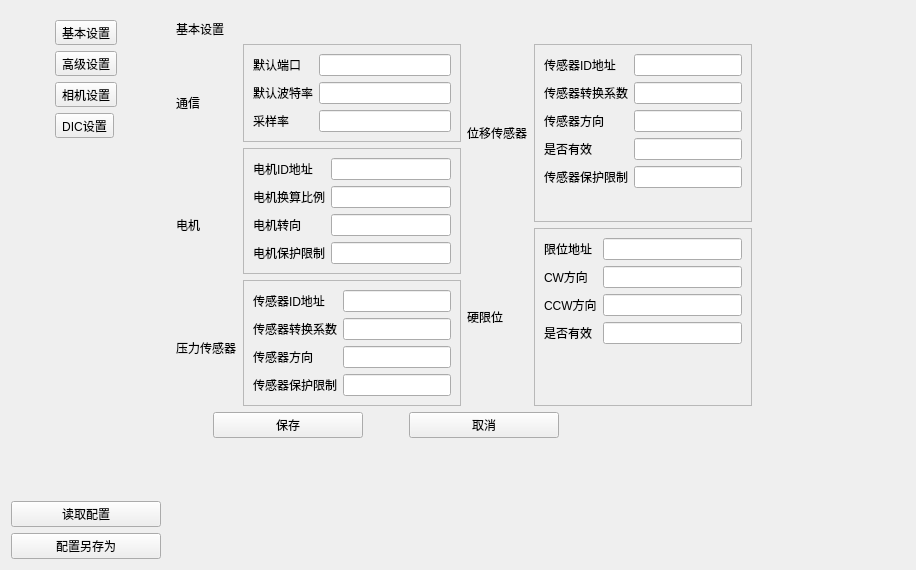
Mr-tang0/MINIMTS, file MainUI/systemwidget.ui: the form before one commit.
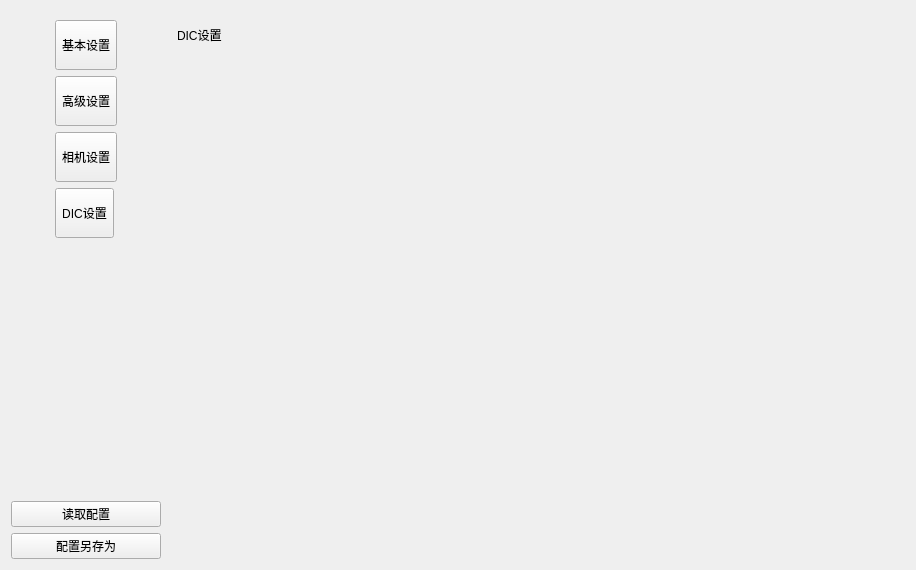
The form after the commit.

```diff
--- a/MainUI/systemwidget.ui
+++ b/MainUI/systemwidget.ui
@@ -17,57 +17,101 @@
    <item row="0" column="0">
     <layout class="QHBoxLayout" name="horizontalLayout">
      <item>
-      <layout class="QVBoxLayout" name="verticalLayout_7">
+      <layout class="QVBoxLayout" name="verticalLayout_7" stretch="1,0">
        <item>
-        <layout class="QVBoxLayout" name="verticalLayout">
-         <item>
-          <widget class="QWidget" name="menuWidget" native="true">
-           <layout class="QGridLayout" name="gridLayout">
-            <item row="1" column="0">
-             <widget class="QToolButton" name="advanceSetup">
-              <property name="text">
-               <string>高级设置</string>
-              </property>
-             </widget>
-            </item>
-            <item row="0" column="0">
-             <widget class="QToolButton" name="normalSet">
-              <property name="text">
-               <string>基本设置</string>
-              </property>
-             </widget>
-            </item>
-            <item row="2" column="0">
-             <widget class="QToolButton" name="advanceSetup_2">
-              <property name="text">
-               <string>相机设置</string>
-              </property>
-             </widget>
-            </item>
-            <item row="4" column="0">
-             <spacer name="verticalSpacer_3">
-              <property name="orientation">
-               <enum>Qt::Vertical</enum>
-              </property>
-              <property name="sizeHint" stdset="0">
-               <size>
-                <width>20</width>
-                <height>455</height>
-               </size>
-              </property>
-             </spacer>
-            </item>
-            <item row="3" column="0">
-             <widget class="QToolButton" name="advanceSetup_3">
-              <property name="text">
-               <string>DIC设置</string>
-              </property>
-             </widget>
-            </item>
-           </layout>
-          </widget>
-         </item>
-        </layout>
+        <widget class="QWidget" name="menuWidget" native="true">
+         <layout class="QGridLayout" name="gridLayout">
+          <item row="0" column="0">
+           <widget class="QToolButton" name="normalSet">
+            <property name="sizePolicy">
+             <sizepolicy hsizetype="Fixed" vsizetype="Preferred">
+              <horstretch>0</horstretch>
+              <verstretch>0</verstretch>
+             </sizepolicy>
+            </property>
+            <property name="minimumSize">
+             <size>
+              <width>0</width>
+              <height>50</height>
+             </size>
+            </property>
+            <property name="text">
+             <string>基本设置</string>
+            </property>
+           </widget>
+          </item>
+          <item row="1" column="0">
+           <widget class="QToolButton" name="advanceSetup">
+            <property name="sizePolicy">
+             <sizepolicy hsizetype="Fixed" vsizetype="Preferred">
+              <horstretch>0</horstretch>
+              <verstretch>0</verstretch>
+             </sizepolicy>
+            </property>
+            <property name="minimumSize">
+             <size>
+              <width>0</width>
+              <height>50</height>
+             </size>
+            </property>
+            <property name="text">
+             <string>高级设置</string>
+            </property>
+           </widget>
+          </item>
+          <item row="3" column="0">
+           <widget class="QToolButton" name="DICSetup">
+            <property name="sizePolicy">
+             <sizepolicy hsizetype="Fixed" vsizetype="Preferred">
+              <horstretch>0</horstretch>
+              <verstretch>0</verstretch>
+             </sizepolicy>
+            </property>
+            <property name="minimumSize">
+             <size>
+              <width>0</width>
+              <height>50</height>
+             </size>
+            </property>
+            <property name="text">
+             <string>DIC设置</string>
+            </property>
+           </widget>
+          </item>
+          <item row="2" column="0">
+           <widget class="QToolButton" name="cameraSetup">
+            <property name="sizePolicy">
+             <sizepolicy hsizetype="Fixed" vsizetype="Preferred">
+              <horstretch>0</horstretch>
+              <verstretch>0</verstretch>
+             </sizepolicy>
+            </property>
+            <property name="minimumSize">
+             <size>
+              <width>0</width>
+              <height>50</height>
+             </size>
+            </property>
+            <property name="text">
+             <string>相机设置</string>
+            </property>
+           </widget>
+          </item>
+          <item row="4" column="0">
+           <spacer name="verticalSpacer_3">
+            <property name="orientation">
+             <enum>Qt::Vertical</enum>
+            </property>
+            <property name="sizeHint" stdset="0">
+             <size>
+              <width>20</width>
+              <height>40</height>
+             </size>
+            </property>
+           </spacer>
+          </item>
+         </layout>
+        </widget>
        </item>
        <item>
         <layout class="QVBoxLayout" name="verticalLayout_4">
@@ -107,7 +151,7 @@
         <string notr="true"/>
        </property>
        <property name="currentIndex">
-        <number>0</number>
+        <number>2</number>
        </property>
        <widget class="QWidget" name="normalSet">
         <layout class="QGridLayout" name="gridLayout_2">
@@ -1132,7 +1176,27 @@
          </item>
         </layout>
        </widget>
-       <widget class="QWidget" name="usersSet"/>
+       <widget class="QWidget" name="dicSet">
+        <widget class="QLabel" name="label_46">
+         <property name="geometry">
+          <rect>
+           <x>10</x>
+           <y>10</y>
+           <width>716</width>
+           <height>27</height>
+          </rect>
+         </property>
+         <property name="styleSheet">
+          <string notr="true">font: 20pt &quot;黑体&quot;;</string>
+         </property>
+         <property name="text">
+          <string>DIC设置</string>
+         </property>
+         <property name="alignment">
+          <set>Qt::AlignLeading|Qt::AlignLeft|Qt::AlignVCenter</set>
+         </property>
+        </widget>
+       </widget>
       </widget>
      </item>
     </layout>
```
Left out of the diff: 164 changed lines with no effect on the pictures.
